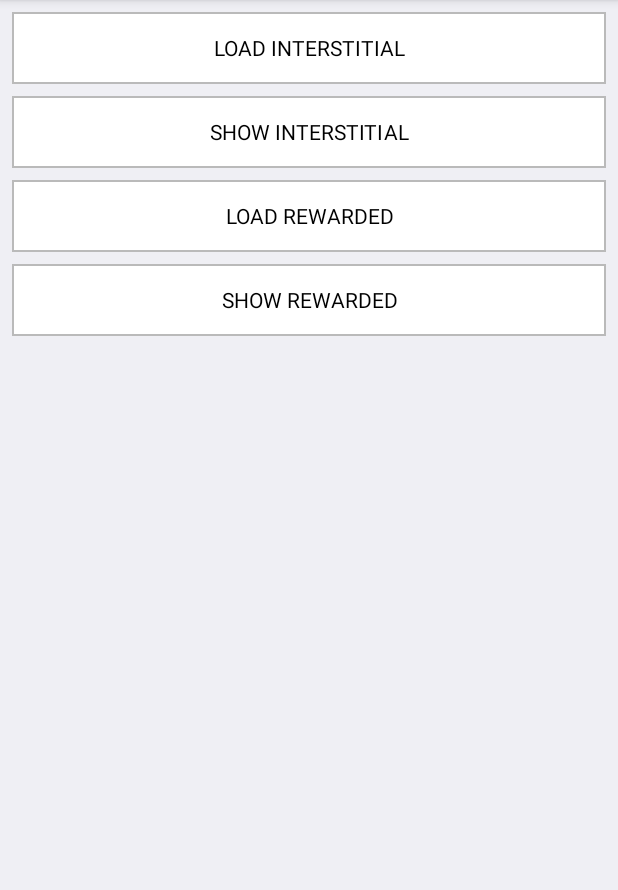
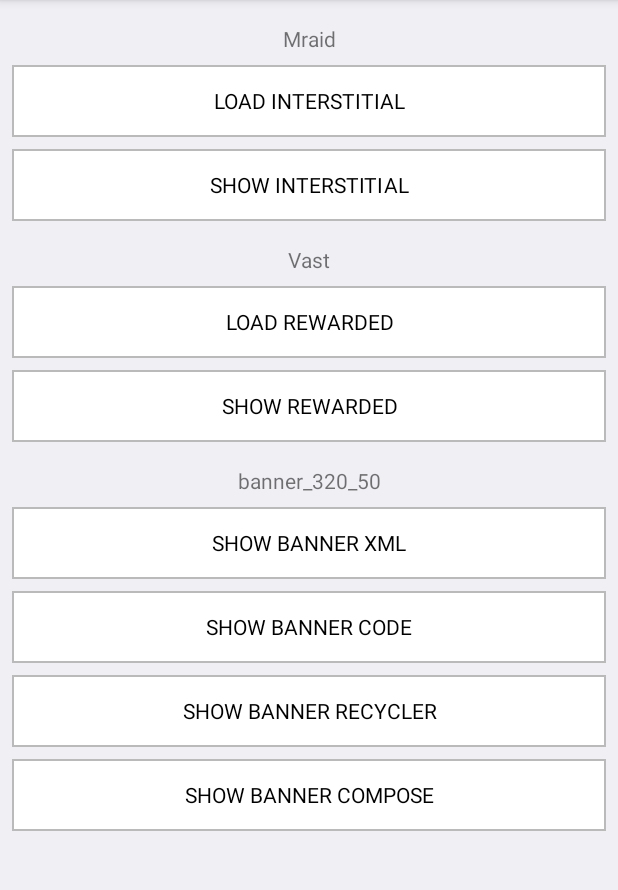
Before and after one commit to JunGroupProductions/HyprMX-Sample-Apps, an Android app built with Jetpack Compose: the screen it shows after launch (MainActivity), on a phone screen of 412 x 824 dp, the part 84-974 px from its top. Run offline under Robolectric (Android 15) with nearby library versions, the phone set to English and light mode, and no system bars; 2 statements that could not run were skipped.

Commit message:
HyprMX Android 6.0.0

```diff
--- a/HyprMX-Android-ExampleApp/app/src/main/java/com/hyprmx/android/exampleapp/MainActivity.kt
+++ b/HyprMX-Android-ExampleApp/app/src/main/java/com/hyprmx/android/exampleapp/MainActivity.kt
@@ -1,11 +1,13 @@
 package com.hyprmx.android.exampleapp
 
 import android.content.Context
+import android.content.Intent
 import android.os.Bundle
 import android.util.Log
 import android.view.View
 import androidx.appcompat.app.AppCompatActivity
 import com.hyprmx.android.exampleapp.databinding.ActivityMainBinding
+import com.hyprmx.android.sdk.banner.HyprMXBannerSize
 import com.hyprmx.android.sdk.consent.ConsentStatus
 import com.hyprmx.android.sdk.core.HyprMX
 import com.hyprmx.android.sdk.core.HyprMXErrors
@@ -15,13 +17,22 @@ import com.hyprmx.android.sdk.placement.PlacementListener
 import com.hyprmx.android.sdk.placement.RewardedPlacementListener
 import java.util.UUID
 
+/**
+ * This activity demonstrates how to integrate Rewarded and Interstitial Ads
+ */
 class MainActivity : AppCompatActivity(), PlacementListener, RewardedPlacementListener {
 
   companion object {
     const val TAG = "HyprMX"
+
+    const val DISTRIBUTOR_ID = "1000198877"
+
     const val INTERSTITIAL_PLACEMENT_NAME = "Mraid"
     const val REWARDED_PLACEMENT_NAME = "Vast"
-    const val DISTRIBUTOR_ID = "1000198877"
+
+    const val BANNER_PLACEMENT_NAME = "banner_320_50"
+    val BANNER_SIZE = HyprMXBannerSize.HyprMXAdSizeBanner
+
     val CONSENT_STATUS = ConsentStatus.CONSENT_STATUS_UNKNOWN
   }
 
@@ -37,6 +48,10 @@ class MainActivity : AppCompatActivity(), PlacementListener, RewardedPlacementLi
     setSupportActionBar(binding.toolbar)
     supportActionBar?.setDisplayShowTitleEnabled(false)
     supportActionBar?.setLogo(R.drawable.hyprmx_logo)
+
+    binding.interstitialLabel.text = INTERSTITIAL_PLACEMENT_NAME
+    binding.rewardedLabel.text = REWARDED_PLACEMENT_NAME
+    binding.bannerLabel.text = BANNER_PLACEMENT_NAME
 
     val initializationListener = object : HyprMXIf.HyprMXInitializationListener {
       /**
@@ -85,6 +100,22 @@ class MainActivity : AppCompatActivity(), PlacementListener, RewardedPlacementLi
 
   fun onClickShowRewarded(view: View) {
     rewardedPlacement?.showAd()
+  }
+
+  fun onClickBannerXML(view: View) {
+    startActivity(Intent(this, BannerXMLIntegrationActivity::class.java))
+  }
+
+  fun onClickBannerCodeIntegration(view: View) {
+    startActivity(Intent(this, BannerCodeIntegrationActivity::class.java))
+  }
+
+  fun onClickBannerRecyclerIntegration(view: View) {
+    startActivity(Intent(this, BannerRecyclerIntegrationActivity::class.java))
+  }
+
+  fun onClickBannerComposeIntegration(view: View) {
+    startActivity(Intent(this, BannerJetPackComposeActivity::class.java))
   }
 
   /**
--- a/HyprMX-Android-ExampleApp/app/src/main/res/layout/activity_main.xml
+++ b/HyprMX-Android-ExampleApp/app/src/main/res/layout/activity_main.xml
@@ -18,6 +18,16 @@
     app:popupTheme="@style/ThemeOverlay.AppCompat.Dark"
     tools:ignore="MissingConstraints" />
 
+  <TextView
+    android:id="@+id/interstitialLabel"
+    android:layout_marginTop="16dp"
+    android:layout_width="wrap_content"
+    android:layout_height="wrap_content"
+    android:text="Interstitial Placement"
+    app:layout_constraintEnd_toEndOf="parent"
+    app:layout_constraintStart_toStartOf="parent"
+    app:layout_constraintTop_toBottomOf="@id/toolbar"/>
+
   <Button
     android:id="@+id/button_load_interstitial"
     style="@style/buttonStyle"
@@ -31,7 +41,7 @@
     android:text="@string/load_interstitial"
     app:layout_constraintEnd_toEndOf="parent"
     app:layout_constraintStart_toStartOf="parent"
-    app:layout_constraintTop_toBottomOf="@id/toolbar" />
+    app:layout_constraintTop_toBottomOf="@id/interstitialLabel" />
 
   <Button
     android:id="@+id/button_show_interstitial"
@@ -47,6 +57,16 @@
     app:layout_constraintStart_toStartOf="parent"
     app:layout_constraintTop_toBottomOf="@+id/button_load_interstitial" />
 
+  <TextView
+    android:id="@+id/rewardedLabel"
+    android:layout_marginTop="16dp"
+    android:layout_width="wrap_content"
+    android:layout_height="wrap_content"
+    android:text="Rewarded Placement"
+    app:layout_constraintEnd_toEndOf="parent"
+    app:layout_constraintStart_toStartOf="parent"
+    app:layout_constraintTop_toBottomOf="@id/button_show_interstitial"/>
+
   <Button
     android:id="@+id/button_load_rewarded"
     style="@style/buttonStyle"
@@ -59,7 +79,7 @@
     android:onClick="onClickLoadRewarded"
     app:layout_constraintEnd_toEndOf="parent"
     app:layout_constraintStart_toStartOf="parent"
-    app:layout_constraintTop_toBottomOf="@+id/button_show_interstitial" />
+    app:layout_constraintTop_toBottomOf="@+id/rewardedLabel" />
 
   <Button
     android:id="@+id/button_show_rewarded"
@@ -75,4 +95,70 @@
     app:layout_constraintStart_toStartOf="parent"
     app:layout_constraintTop_toBottomOf="@+id/button_load_rewarded" />
 
+  <TextView
+    android:id="@+id/bannerLabel"
+    android:layout_width="wrap_content"
+    android:layout_height="wrap_content"
+    android:layout_marginTop="16dp"
+    android:text="Banner Placement"
+    app:layout_constraintEnd_toEndOf="parent"
+    app:layout_constraintStart_toStartOf="parent"
+    app:layout_constraintTop_toBottomOf="@id/button_show_rewarded"/>
+
+  <Button
+    android:id="@+id/button_show_xml"
+    style="@style/buttonStyle"
+    android:layout_width="0dp"
+    android:layout_height="wrap_content"
+    android:layout_marginStart="8dp"
+    android:layout_marginTop="8dp"
+    android:layout_marginEnd="8dp"
+    android:text="@string/show_banner_xml"
+    android:onClick="onClickBannerXML"
+    app:layout_constraintEnd_toEndOf="parent"
+    app:layout_constraintStart_toStartOf="parent"
+    app:layout_constraintTop_toBottomOf="@+id/bannerLabel" />
+
+  <Button
+    android:id="@+id/button_show_code"
+    style="@style/buttonStyle"
+    android:layout_width="0dp"
+    android:layout_height="wrap_content"
+    android:layout_marginStart="8dp"
+    android:layout_marginTop="8dp"
+    android:layout_marginEnd="8dp"
+    android:text="@string/show_banner_code"
+    android:onClick="onClickBannerCodeIntegration"
+    app:layout_constraintEnd_toEndOf="parent"
+    app:layout_constraintStart_toStartOf="parent"
+    app:layout_constraintTop_toBottomOf="@+id/button_show_xml" />
+
+  <Button
+    android:id="@+id/button_show_recycler"
+    style="@style/buttonStyle"
+    android:layout_width="0dp"
+    android:layout_height="wrap_content"
+    android:layout_marginStart="8dp"
+    android:layout_marginTop="8dp"
+    android:layout_marginEnd="8dp"
+    android:text="@string/show_banner_recycler"
+    android:onClick="onClickBannerRecyclerIntegration"
+    app:layout_constraintEnd_toEndOf="parent"
+    app:layout_constraintStart_toStartOf="parent"
+    app:layout_constraintTop_toBottomOf="@+id/button_show_code" />
+
+  <Button
+    android:id="@+id/button_show_compose"
+    style="@style/buttonStyle"
+    android:layout_width="0dp"
+    android:layout_height="wrap_content"
+    android:layout_marginStart="8dp"
+    android:layout_marginTop="8dp"
+    android:layout_marginEnd="8dp"
+    android:text="@string/show_banner_compose"
+    android:onClick="onClickBannerComposeIntegration"
+    app:layout_constraintEnd_toEndOf="parent"
+    app:layout_constraintStart_toStartOf="parent"
+    app:layout_constraintTop_toBottomOf="@+id/button_show_recycler" />
+
 </androidx.constraintlayout.widget.ConstraintLayout>
--- /dev/null
+++ b/HyprMX-Android-ExampleApp/app/src/main/res/layout/banner_item.xml
@@ -0,0 +1,6 @@
+<?xml version="1.0" encoding="utf-8"?>
+<LinearLayout xmlns:android="http://schemas.android.com/apk/res/android"
+  android:layout_width="match_parent"
+  android:layout_height="wrap_content"
+  android:layout_gravity="center"
+  android:orientation="vertical" />
--- /dev/null
+++ b/HyprMX-Android-ExampleApp/app/src/main/res/values/layout_ids.xml
@@ -0,0 +1,4 @@
+<?xml version="1.0" encoding="utf-8"?>
+<resources>
+  <item name="hyprmx_banner_view" type="id" />
+</resources>
--- a/HyprMX-Android-ExampleApp/app/src/main/res/values/strings.xml
+++ b/HyprMX-Android-ExampleApp/app/src/main/res/values/strings.xml
@@ -4,4 +4,8 @@
   <string name="show_interstitial">SHOW INTERSTITIAL</string>
   <string name="load_rewarded">LOAD REWARDED</string>
   <string name="show_rewarded">SHOW REWARDED</string>
+  <string name="show_banner_xml">SHOW BANNER XML</string>
+  <string name="show_banner_code">SHOW BANNER CODE</string>
+  <string name="show_banner_recycler">SHOW BANNER RECYCLER</string>
+  <string name="show_banner_compose">SHOW BANNER COMPOSE</string>
 </resources>
--- a/HyprMX-Android-ExampleApp/build.gradle
+++ b/HyprMX-Android-ExampleApp/build.gradle
@@ -1,12 +1,13 @@
 // Top-level build file where you can add configuration options common to all sub-projects/modules.
 buildscript {
-    ext.kotlin_version = "1.5.10"
+  ext.kotlin_version = "1.5.21"
+  ext.compose_version = "1.0.2"
   repositories {
     google()
     mavenCentral()
   }
   dependencies {
-        classpath "com.android.tools.build:gradle:4.2.1"
+    classpath 'com.android.tools.build:gradle:7.0.2'
     classpath "org.jetbrains.kotlin:kotlin-gradle-plugin:$kotlin_version"
 
     // NOTE: Do not place your application dependencies here; they belong
--- a/HyprMX-Android-ExampleApp/ktlint.gradle
+++ b/HyprMX-Android-ExampleApp/ktlint.gradle
@@ -7,7 +7,7 @@ configurations {
 }
 
 dependencies {
-    ktlint 'com.pinterest:ktlint:0.40.0'
+  ktlint 'com.pinterest:ktlint:0.42.1'
 }
 
 task ktlint(type: JavaExec, group: "verification") {
```
Also changed, not shown: HyprMX-Android-ExampleApp/app/build.gradle (+24 -9 lines), HyprMX-Android-ExampleApp/app/src/main/AndroidManifest.xml (+9 -5 lines), HyprMX-Android-ExampleApp/app/src/main/java/com/hyprmx/android/exampleapp/BannerCodeIntegrationActivity.kt (added, +112 -0 lines), HyprMX-Android-ExampleApp/app/src/main/java/com/hyprmx/android/exampleapp/BannerJetPackComposeActivity.kt (added, +63 -0 lines), HyprMX-Android-ExampleApp/app/src/main/java/com/hyprmx/android/exampleapp/BannerRVAdapter.kt (added, +101 -0 lines), HyprMX-Android-ExampleApp/app/src/main/java/com/hyprmx/android/exampleapp/BannerRecyclerIntegrationActivity.kt (added, +99 -0 lines), HyprMX-Android-ExampleApp/app/src/main/java/com/hyprmx/android/exampleapp/BannerXMLIntegrationActivity.kt (added, +89 -0 lines), HyprMX-Android-ExampleApp/app/src/main/java/com/hyprmx/android/exampleapp/Utilities.kt (added, +8 -0 lines), HyprMX-Android-ExampleApp/app/src/main/res/layout/activity_code_integration_banner.xml (added, +10 -0 lines), HyprMX-Android-ExampleApp/app/src/main/res/layout/activity_recycler_banner.xml (added, +16 -0 lines), HyprMX-Android-ExampleApp/app/src/main/res/layout/activity_xml_integration_banner.xml (added, +41 -0 lines), HyprMX-Android-ExampleApp/app/src/main/res/layout/item_banner_text.xml (added, +20 -0 lines), HyprMX-Android-ExampleApp/gradle/wrapper/gradle-wrapper.properties. Lines whose indentation alone changed are shown as unchanged.
